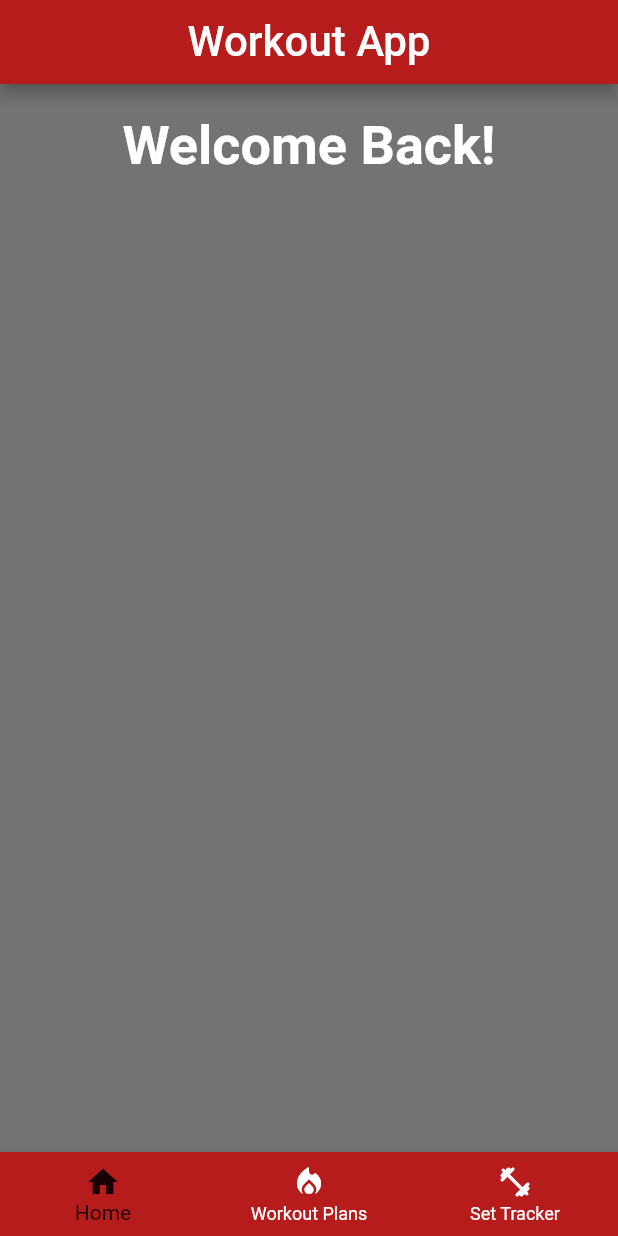
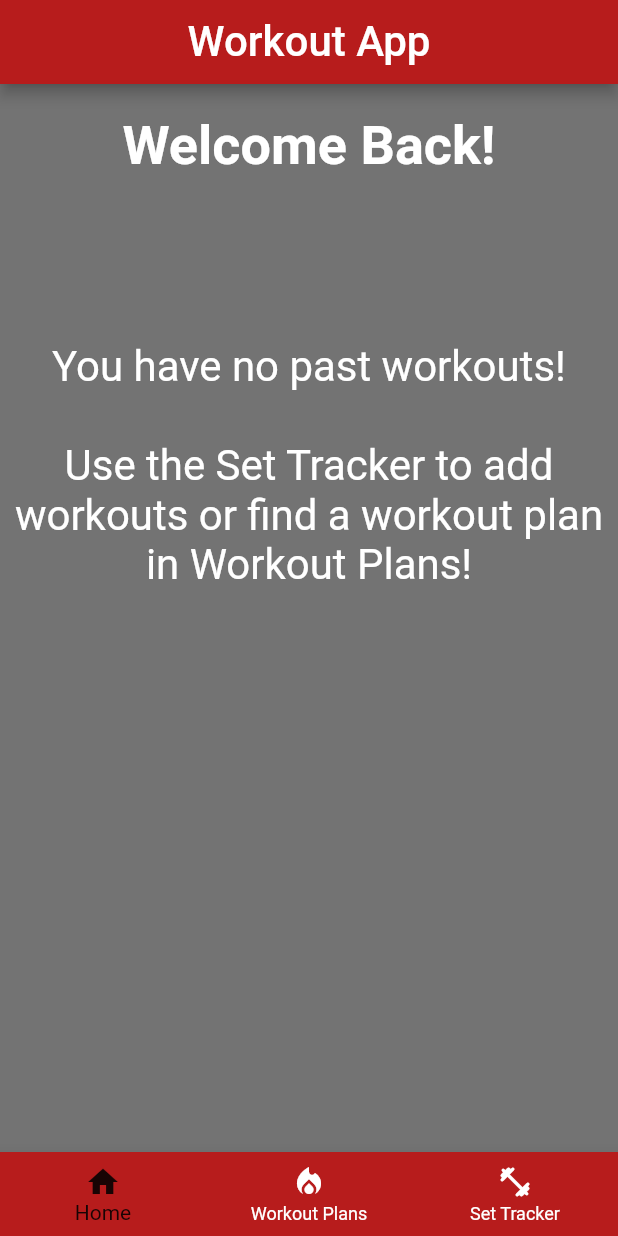
Before and after one commit to joeyjpowers/WorkoutCrossPlatformApp, a Flutter app: the screen it shows after launch, on a phone screen of 412 x 824 dp. Run offline on Flutter 3.47's test engine with Material 2 defaults, Android fonts, the phone set to English and light mode, and no system bars; our stand-ins replace multi_select_flutter, sqflite; accounts and stored records are empty.

Commit message:
Added home for when no last workout

```diff
--- a/lib/home.dart
+++ b/lib/home.dart
@@ -1,4 +1,5 @@
 import 'package:flutter/material.dart';
+import './lastworkout.dart';
 
 class Home extends StatelessWidget {
   final VoidCallback setWorkoutPlan;
@@ -24,6 +25,9 @@ class Home extends StatelessWidget {
             ),
           ),
           SizedBox(height: 10),
+          Center(
+            child: LastWorkout(),
+          ),
         ],
       ),
       color: Colors.black54,
--- /dev/null
+++ b/lib/lastworkout.dart
@@ -0,0 +1,17 @@
+import 'package:flutter/material.dart';
+
+class LastWorkout extends StatelessWidget {
+  const LastWorkout({Key? key}) : super(key: key);
+
+  @override
+  Widget build(BuildContext context) {
+    return Container(
+        margin: EdgeInsets.only(top: 100),
+        child: Text(
+          "You have no past workouts!\n\nUse the Set Tracker to add workouts or find a workout plan in Workout Plans!",
+          style: TextStyle(fontSize: 28, color: Colors.white),
+          textAlign: TextAlign.center,
+        ),
+    );
+  }
+}
```
